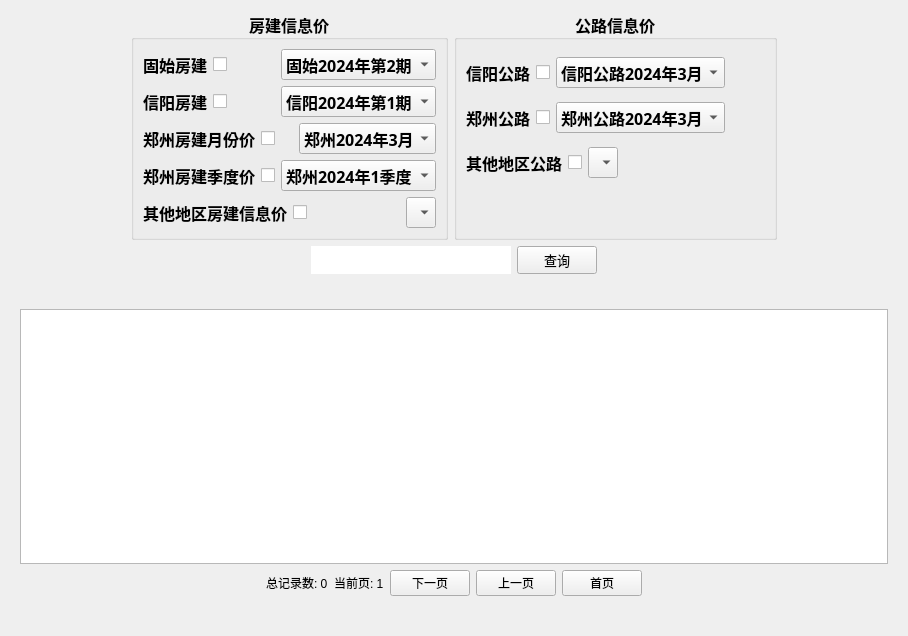
Before: the Qt Designer form mainwindow.ui in lialia691/cost_assistant, drawn with Qt 5.
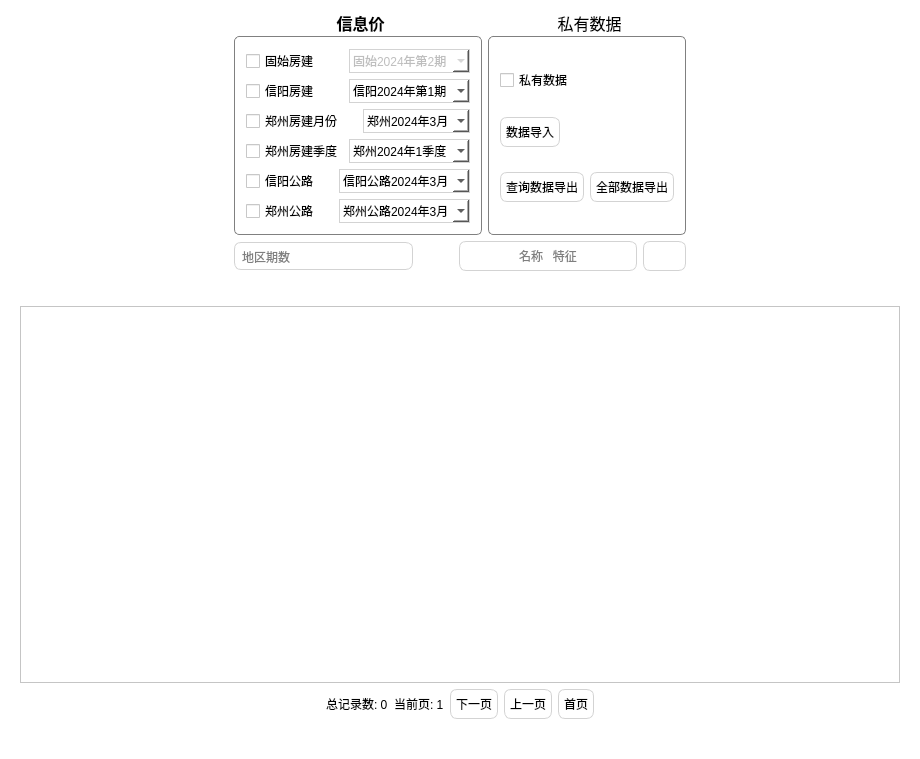
After: the same form once the commit is applied. Icons and pictures are not drawn.

The edit to the form file:
```diff
--- a/mainwindow.ui
+++ b/mainwindow.ui
@@ -6,8 +6,8 @@
    <rect>
     <x>0</x>
     <y>0</y>
-    <width>908</width>
-    <height>636</height>
+    <width>920</width>
+    <height>759</height>
    </rect>
   </property>
   <property name="sizePolicy">
@@ -23,28 +23,35 @@
    </font>
   </property>
   <property name="windowTitle">
-   <string>材料价助手</string>
+   <string>价格助手</string>
   </property>
-  <layout class="QVBoxLayout" name="verticalLayout_5">
-   <item>
-    <layout class="QVBoxLayout" name="verticalLayout_4">
-     <item>
+  <property name="styleSheet">
+   <string notr="true">background-color: rgb(255, 255, 255);</string>
+  </property>
+  <layout class="QGridLayout" name="gridLayout">
+   <item row="0" column="0">
+    <spacer name="horizontalSpacer_7">
+     <property name="orientation">
+      <enum>Qt::Orientation::Horizontal</enum>
+     </property>
+     <property name="sizeHint" stdset="0">
+      <size>
+       <width>198</width>
+       <height>20</height>
+      </size>
+     </property>
+    </spacer>
+   </item>
+   <item row="0" column="1">
       <layout class="QHBoxLayout" name="horizontalLayout_4">
-       <item>
-        <spacer name="horizontalSpacer_14">
-         <property name="orientation">
-          <enum>Qt::Orientation::Horizontal</enum>
-         </property>
-         <property name="sizeHint" stdset="0">
-          <size>
-           <width>40</width>
-           <height>20</height>
-          </size>
-         </property>
-        </spacer>
-       </item>
        <item>
         <widget class="QGroupBox" name="groupBox_2">
+       <property name="sizePolicy">
+        <sizepolicy hsizetype="Fixed" vsizetype="Preferred">
+         <horstretch>0</horstretch>
+         <verstretch>0</verstretch>
+        </sizepolicy>
+       </property>
          <property name="font">
           <font>
            <family>微软雅黑 Light</family>
@@ -53,28 +60,44 @@
            <kerning>true</kerning>
           </font>
          </property>
+       <property name="styleSheet">
+        <string notr="true">QGroupBox {
+    border: 1px solid gray; /* 设置边框颜色和宽度 */
+    border-radius: 5px; /* 设置边框圆角 */
+    margin-top: 25px; /* 设置标题与内容的间距 */
+}
+
+QGroupBox::title {
+    subcontrol-origin: margin; /* 标题位置 */
+    subcontrol-position: top center; /* 标题居中 */
+    padding: 0 3px; /* 标题内边距 */   
+}
+</string>
+       </property>
          <property name="title">
-          <string>房建信息价</string>
+        <string>信息价</string>
          </property>
          <property name="alignment">
           <set>Qt::AlignmentFlag::AlignCenter</set>
          </property>
-         <layout class="QVBoxLayout" name="verticalLayout_2">
+       <layout class="QVBoxLayout" name="verticalLayout">
           <item>
            <layout class="QHBoxLayout" name="horizontalLayout">
-            <item alignment="Qt::AlignmentFlag::AlignLeft">
-             <widget class="QLabel" name="label">
-              <property name="sizePolicy">
-               <sizepolicy hsizetype="Fixed" vsizetype="Preferred">
-                <horstretch>0</horstretch>
-                <verstretch>0</verstretch>
-               </sizepolicy>
-              </property>
-              <property name="text">
-               <string>固始房建</string>
-              </property>
-             </widget>
-            </item>
+          <property name="spacing">
+           <number>1</number>
+          </property>
+          <property name="sizeConstraint">
+           <enum>QLayout::SizeConstraint::SetFixedSize</enum>
+          </property>
+          <property name="leftMargin">
+           <number>0</number>
+          </property>
+          <property name="topMargin">
+           <number>0</number>
+          </property>
+          <property name="rightMargin">
+           <number>0</number>
+          </property>
             <item alignment="Qt::AlignmentFlag::AlignLeft">
              <widget class="QCheckBox" name="checkBox_gushi_house">
               <property name="sizePolicy">
@@ -84,18 +107,27 @@
                </sizepolicy>
               </property>
               <property name="text">
-               <string/>
+             <string>固始房建</string>
               </property>
              </widget>
             </item>
-            <item alignment="Qt::AlignmentFlag::AlignLeft">
+          <item>
              <widget class="QComboBox" name="comboBox_gushi_house_period">
+            <property name="enabled">
+             <bool>false</bool>
+            </property>
               <property name="sizePolicy">
                <sizepolicy hsizetype="Fixed" vsizetype="Fixed">
                 <horstretch>0</horstretch>
                 <verstretch>0</verstretch>
                </sizepolicy>
               </property>
+            <property name="styleSheet">
+             <string notr="true">QComboBox {
+    border: 1px solid lightgrey;
+    padding: 3px;
+}</string>
+            </property>
               <item>
                <property name="text">
                 <string>固始2024年第2期</string>
@@ -112,19 +144,6 @@
           </item>
           <item>
            <layout class="QHBoxLayout" name="horizontalLayout_2">
-            <item alignment="Qt::AlignmentFlag::AlignLeft">
-             <widget class="QLabel" name="label_3">
-              <property name="sizePolicy">
-               <sizepolicy hsizetype="Fixed" vsizetype="Preferred">
-                <horstretch>0</horstretch>
-                <verstretch>0</verstretch>
-               </sizepolicy>
-              </property>
-              <property name="text">
-               <string>信阳房建</string>
-              </property>
-             </widget>
-            </item>
             <item alignment="Qt::AlignmentFlag::AlignLeft">
              <widget class="QCheckBox" name="checkBox_xinyang_house">
               <property name="sizePolicy">
@@ -134,7 +153,7 @@
                </sizepolicy>
               </property>
               <property name="text">
-               <string/>
+             <string>信阳房建</string>
               </property>
              </widget>
             </item>
@@ -146,6 +165,12 @@
                 <verstretch>0</verstretch>
                </sizepolicy>
               </property>
+            <property name="styleSheet">
+             <string notr="true">QComboBox {
+    border: 1px solid lightgrey;
+    padding: 3px;
+}</string>
+            </property>
               <item>
                <property name="text">
                 <string>信阳2024年第1期</string>
@@ -157,19 +182,6 @@
           </item>
           <item>
            <layout class="QHBoxLayout" name="horizontalLayout_5">
-            <item alignment="Qt::AlignmentFlag::AlignLeft">
-             <widget class="QLabel" name="label_4">
-              <property name="sizePolicy">
-               <sizepolicy hsizetype="Fixed" vsizetype="Preferred">
-                <horstretch>0</horstretch>
-                <verstretch>0</verstretch>
-               </sizepolicy>
-              </property>
-              <property name="text">
-               <string>郑州房建月份价</string>
-              </property>
-             </widget>
-            </item>
             <item alignment="Qt::AlignmentFlag::AlignLeft">
              <widget class="QCheckBox" name="checkBox_zhengzhou_house_month">
               <property name="sizePolicy">
@@ -179,7 +191,7 @@
                </sizepolicy>
               </property>
               <property name="text">
-               <string/>
+             <string>郑州房建月份</string>
               </property>
              </widget>
             </item>
@@ -191,6 +203,12 @@
                 <verstretch>0</verstretch>
                </sizepolicy>
               </property>
+            <property name="styleSheet">
+             <string notr="true">QComboBox {
+    border: 1px solid lightgrey;
+    padding: 3px;
+}</string>
+            </property>
               <item>
                <property name="text">
                 <string>郑州2024年3月</string>
@@ -202,19 +220,6 @@
           </item>
           <item>
            <layout class="QHBoxLayout" name="horizontalLayout_6">
-            <item alignment="Qt::AlignmentFlag::AlignLeft">
-             <widget class="QLabel" name="label_5">
-              <property name="sizePolicy">
-               <sizepolicy hsizetype="Fixed" vsizetype="Preferred">
-                <horstretch>0</horstretch>
-                <verstretch>0</verstretch>
-               </sizepolicy>
-              </property>
-              <property name="text">
-               <string>郑州房建季度价</string>
-              </property>
-             </widget>
-            </item>
             <item alignment="Qt::AlignmentFlag::AlignLeft">
              <widget class="QCheckBox" name="checkBox_zhengzhou_house_quarter">
               <property name="sizePolicy">
@@ -224,7 +229,7 @@
                </sizepolicy>
               </property>
               <property name="text">
-               <string/>
+             <string>郑州房建季度</string>
               </property>
              </widget>
             </item>
@@ -236,6 +241,12 @@
                 <verstretch>0</verstretch>
                </sizepolicy>
               </property>
+            <property name="styleSheet">
+             <string notr="true">QComboBox {
+    border: 1px solid lightgrey;
+    padding: 3px;
+}</string>
+            </property>
               <item>
                <property name="text">
                 <string>郑州2024年1季度</string>
@@ -246,86 +257,10 @@
            </layout>
           </item>
           <item>
-           <layout class="QHBoxLayout" name="horizontalLayout_10">
-            <item alignment="Qt::AlignmentFlag::AlignLeft">
-             <widget class="QLabel" name="label_6">
-              <property name="sizePolicy">
-               <sizepolicy hsizetype="Fixed" vsizetype="Preferred">
-                <horstretch>0</horstretch>
-                <verstretch>0</verstretch>
-               </sizepolicy>
-              </property>
-              <property name="text">
-               <string>其他地区房建信息价</string>
-              </property>
-             </widget>
-            </item>
-            <item alignment="Qt::AlignmentFlag::AlignLeft">
-             <widget class="QCheckBox" name="checkBox_other_house">
-              <property name="sizePolicy">
-               <sizepolicy hsizetype="Fixed" vsizetype="Fixed">
-                <horstretch>0</horstretch>
-                <verstretch>0</verstretch>
-               </sizepolicy>
-              </property>
-              <property name="text">
-               <string/>
-              </property>
-             </widget>
-            </item>
-            <item>
-             <widget class="QComboBox" name="comboBox_other_house_qperiod">
-              <property name="sizePolicy">
-               <sizepolicy hsizetype="Fixed" vsizetype="Fixed">
-                <horstretch>0</horstretch>
-                <verstretch>0</verstretch>
-               </sizepolicy>
-              </property>
-              <item>
-               <property name="text">
-                <string/>
-               </property>
-              </item>
-             </widget>
-            </item>
-           </layout>
-          </item>
-         </layout>
-        </widget>
-       </item>
-       <item>
-        <widget class="QGroupBox" name="groupBox">
-         <property name="font">
-          <font>
-           <family>微软雅黑 Light</family>
-           <pointsize>12</pointsize>
-           <bold>true</bold>
-           <underline>false</underline>
-           <kerning>true</kerning>
-          </font>
-         </property>
-         <property name="title">
-          <string>公路信息价</string>
-         </property>
-         <property name="alignment">
-          <set>Qt::AlignmentFlag::AlignCenter</set>
-         </property>
-         <layout class="QVBoxLayout" name="verticalLayout">
-          <item>
            <layout class="QHBoxLayout" name="horizontalLayout_9">
-            <item>
-             <widget class="QLabel" name="label_9">
-              <property name="sizePolicy">
-               <sizepolicy hsizetype="Fixed" vsizetype="Preferred">
-                <horstretch>0</horstretch>
-                <verstretch>0</verstretch>
-               </sizepolicy>
-              </property>
-              <property name="text">
-               <string>信阳公路</string>
-              </property>
-             </widget>
-            </item>
+          <property name="sizeConstraint">
+           <enum>QLayout::SizeConstraint::SetFixedSize</enum>
+          </property>
             <item alignment="Qt::AlignmentFlag::AlignLeft">
              <widget class="QCheckBox" name="checkBox_xinyang_road">
               <property name="sizePolicy">
@@ -335,7 +270,7 @@
                </sizepolicy>
               </property>
               <property name="text">
-               <string/>
+             <string>信阳公路</string>
               </property>
              </widget>
             </item>
@@ -347,6 +282,12 @@
                 <verstretch>0</verstretch>
                </sizepolicy>
               </property>
+            <property name="styleSheet">
+             <string notr="true">QComboBox {
+    border: 1px solid lightgrey;
+    padding: 3px;
+}</string>
+            </property>
               <item>
                <property name="text">
                 <string>信阳公路2024年3月</string>
@@ -354,36 +295,13 @@
               </item>
              </widget>
             </item>
-            <item>
-             <spacer name="horizontalSpacer_10">
-              <property name="orientation">
-               <enum>Qt::Orientation::Horizontal</enum>
-              </property>
-              <property name="sizeHint" stdset="0">
-               <size>
-                <width>40</width>
-                <height>20</height>
-               </size>
-              </property>
-             </spacer>
-            </item>
            </layout>
           </item>
           <item>
            <layout class="QHBoxLayout" name="horizontalLayout_8">
-            <item>
-             <widget class="QLabel" name="label_8">
-              <property name="sizePolicy">
-               <sizepolicy hsizetype="Fixed" vsizetype="Preferred">
-                <horstretch>0</horstretch>
-                <verstretch>0</verstretch>
-               </sizepolicy>
-              </property>
-              <property name="text">
-               <string>郑州公路</string>
-              </property>
-             </widget>
-            </item>
+          <property name="sizeConstraint">
+           <enum>QLayout::SizeConstraint::SetFixedSize</enum>
+          </property>
             <item alignment="Qt::AlignmentFlag::AlignLeft">
              <widget class="QCheckBox" name="checkBox_zhengzhou_road">
               <property name="sizePolicy">
@@ -393,7 +311,7 @@
                </sizepolicy>
               </property>
               <property name="text">
-               <string/>
+             <string>郑州公路</string>
               </property>
              </widget>
             </item>
@@ -405,6 +323,12 @@
                 <verstretch>0</verstretch>
                </sizepolicy>
               </property>
+            <property name="styleSheet">
+             <string notr="true">QComboBox {
+    border: 1px solid lightgrey;
+    padding: 3px;
+}</string>
+            </property>
               <item>
                <property name="text">
                 <string>郑州公路2024年3月</string>
@@ -412,130 +336,210 @@
               </item>
              </widget>
             </item>
+         </layout>
+        </item>
             <item>
-             <spacer name="horizontalSpacer_8">
-              <property name="orientation">
-               <enum>Qt::Orientation::Horizontal</enum>
-              </property>
-              <property name="sizeHint" stdset="0">
-               <size>
-                <width>40</width>
-                <height>20</height>
-               </size>
-              </property>
-             </spacer>
-            </item>
-           </layout>
+         <layout class="QHBoxLayout" name="horizontalLayout_10"/>
+        </item>
+       </layout>
+      </widget>
           </item>
           <item>
-           <layout class="QHBoxLayout" name="horizontalLayout_11">
-            <item>
-             <widget class="QLabel" name="label_10">
+      <widget class="QGroupBox" name="groupBox_3">
+       <property name="enabled">
+        <bool>true</bool>
+       </property>
               <property name="sizePolicy">
-               <sizepolicy hsizetype="Fixed" vsizetype="Preferred">
+        <sizepolicy hsizetype="Preferred" vsizetype="Preferred">
                 <horstretch>0</horstretch>
                 <verstretch>0</verstretch>
                </sizepolicy>
               </property>
-              <property name="text">
-               <string>其他地区公路</string>
-              </property>
-             </widget>
-            </item>
-            <item alignment="Qt::AlignmentFlag::AlignLeft">
-             <widget class="QCheckBox" name="checkBox_other_road">
+       <property name="baseSize">
+        <size>
+         <width>0</width>
+         <height>0</height>
+        </size>
+       </property>
+       <property name="font">
+        <font>
+         <family>微软雅黑</family>
+         <pointsize>12</pointsize>
+         <bold>false</bold>
+         <stylestrategy>PreferDefault</stylestrategy>
+         <kerning>true</kerning>
+        </font>
+       </property>
+       <property name="styleSheet">
+        <string notr="true">QGroupBox {
+    border: 1px solid gray; /* 设置边框颜色和宽度 */
+    border-radius: 5px; /* 设置边框圆角 */
+    margin-top: 25px; /* 设置标题与内容的间距 */
+}
+
+QGroupBox::title {
+    subcontrol-origin: margin; /* 标题位置 */
+    subcontrol-position: top center; /* 标题居中 */
+    padding: 0 3px; /* 标题内边距 */   
+}
+</string>
+       </property>
+       <property name="title">
+        <string>私有数据</string>
+       </property>
+       <property name="alignment">
+        <set>Qt::AlignmentFlag::AlignCenter</set>
+       </property>
+       <property name="flat">
+        <bool>false</bool>
+       </property>
+       <property name="checkable">
+        <bool>false</bool>
+       </property>
+       <layout class="QGridLayout" name="gridLayout_2">
+        <item row="1" column="0">
+         <widget class="QPushButton" name="pushButton_import">
               <property name="sizePolicy">
                <sizepolicy hsizetype="Fixed" vsizetype="Fixed">
                 <horstretch>0</horstretch>
                 <verstretch>0</verstretch>
                </sizepolicy>
               </property>
+          <property name="font">
+           <font>
+            <family>微软雅黑</family>
+            <pointsize>9</pointsize>
+            <bold>false</bold>
+            <kerning>true</kerning>
+           </font>
+          </property>
+          <property name="styleSheet">
+           <string notr="true">QPushButton {
+    border: 1px solid lightgrey;
+    border-radius: 7px;
+    padding: 5px;
+}</string>
+          </property>
               <property name="text">
-               <string/>
-              </property>
-             </widget>
-            </item>
-            <item alignment="Qt::AlignmentFlag::AlignLeft">
-             <widget class="QComboBox" name="comboBox_other_road_period">
+           <string>数据导入</string>
+          </property>
+          <property name="icon">
+           <iconset theme="document-send"/>
+          </property>
+         </widget>
+        </item>
+        <item row="2" column="0">
+         <widget class="QPushButton" name="pushButton_export">
               <property name="sizePolicy">
                <sizepolicy hsizetype="Fixed" vsizetype="Fixed">
                 <horstretch>0</horstretch>
                 <verstretch>0</verstretch>
                </sizepolicy>
               </property>
-              <item>
+          <property name="font">
+           <font>
+            <family>微软雅黑</family>
+            <pointsize>9</pointsize>
+            <bold>false</bold>
+            <kerning>true</kerning>
+           </font>
+          </property>
+          <property name="styleSheet">
+           <string notr="true">QPushButton {
+    border: 1px solid lightgrey;
+    border-radius: 7px;
+    padding: 5px;
+}</string>
+          </property>
                <property name="text">
-                <string/>
-               </property>
-              </item>
-             </widget>
-            </item>
-            <item>
-             <spacer name="horizontalSpacer_11">
-              <property name="orientation">
-               <enum>Qt::Orientation::Horizontal</enum>
-              </property>
-              <property name="sizeHint" stdset="0">
-               <size>
-                <width>40</width>
-                <height>20</height>
-               </size>
-              </property>
-             </spacer>
-            </item>
-           </layout>
-          </item>
-          <item>
-           <spacer name="horizontalSpacer_12">
-            <property name="orientation">
-             <enum>Qt::Orientation::Horizontal</enum>
-            </property>
-            <property name="sizeHint" stdset="0">
-             <size>
-              <width>40</width>
-              <height>20</height>
-             </size>
-            </property>
-           </spacer>
-          </item>
-          <item>
-           <spacer name="horizontalSpacer_13">
-            <property name="orientation">
-             <enum>Qt::Orientation::Horizontal</enum>
-            </property>
-            <property name="sizeHint" stdset="0">
-             <size>
-              <width>40</width>
-              <height>20</height>
-             </size>
-            </property>
-           </spacer>
+           <string>查询数据导出</string>
+          </property>
+          <property name="icon">
+           <iconset theme="document-send"/>
+          </property>
+         </widget>
+        </item>
+        <item row="0" column="0">
+         <widget class="QCheckBox" name="checkBox_personal_data">
+          <property name="font">
+           <font>
+            <family>微软雅黑</family>
+            <pointsize>9</pointsize>
+           </font>
+          </property>
+          <property name="text">
+           <string>私有数据</string>
+          </property>
+         </widget>
+        </item>
+        <item row="2" column="1">
+         <widget class="QPushButton" name="pushButton_export_all">
+          <property name="styleSheet">
+           <string notr="true">QPushButton {
+    border: 1px solid lightgrey;
+    border-radius: 7px;
+    padding: 5px;
+}</string>
+          </property>
+          <property name="text">
+           <string>全部数据导出</string>
+          </property>
+          <property name="icon">
+           <iconset theme="document-send"/>
+          </property>
+         </widget>
           </item>
          </layout>
         </widget>
        </item>
-       <item>
-        <spacer name="horizontalSpacer_15">
+    </layout>
+   </item>
+   <item row="0" column="2">
+    <spacer name="horizontalSpacer_4">
          <property name="orientation">
           <enum>Qt::Orientation::Horizontal</enum>
          </property>
+     <property name="sizeType">
+      <enum>QSizePolicy::Policy::Expanding</enum>
+     </property>
          <property name="sizeHint" stdset="0">
           <size>
-           <width>40</width>
+       <width>197</width>
            <height>20</height>
           </size>
          </property>
         </spacer>
        </item>
-      </layout>
-     </item>
-     <item>
+   <item row="1" column="1">
       <layout class="QHBoxLayout" name="horizontalLayout_3">
+     <item>
+      <widget class="QLineEdit" name="lineEdit_period_keywords">
+       <property name="sizePolicy">
+        <sizepolicy hsizetype="Preferred" vsizetype="Fixed">
+         <horstretch>0</horstretch>
+         <verstretch>0</verstretch>
+        </sizepolicy>
+       </property>
+       <property name="styleSheet">
+        <string notr="true">QLineEdit {
+    border: 1px solid lightgrey;
+    border-radius: 7px;
+    padding: 5px;
+}</string>
+       </property>
+       <property name="placeholderText">
+        <string>地区期数</string>
+       </property>
+      </widget>
+     </item>
        <item>
         <spacer name="horizontalSpacer_5">
          <property name="orientation">
           <enum>Qt::Orientation::Horizontal</enum>
          </property>
+       <property name="sizeType">
+        <enum>QSizePolicy::Policy::Fixed</enum>
+       </property>
          <property name="sizeHint" stdset="0">
           <size>
            <width>40</width>
@@ -546,14 +550,30 @@
        </item>
        <item>
         <widget class="QLineEdit" name="lineEdit">
+       <property name="sizePolicy">
+        <sizepolicy hsizetype="Preferred" vsizetype="Fixed">
+         <horstretch>0</horstretch>
+         <verstretch>0</verstretch>
+        </sizepolicy>
+       </property>
          <property name="maximumSize">
           <size>
            <width>200</width>
            <height>40</height>
           </size>
          </property>
+       <property name="whatsThis">
+        <string>&lt;html&gt;&lt;head/&gt;&lt;body&gt;&lt;p&gt;&lt;br/&gt;&lt;/p&gt;&lt;/body&gt;&lt;/html&gt;</string>
+       </property>
          <property name="styleSheet">
-          <string notr="true">font: 14pt &quot;Microsoft YaHei UI&quot;;</string>
+        <string notr="true">QLineEdit {
+    border: 1px solid lightgrey;
+    border-radius: 7px;
+    padding: 5px;
+}</string>
+       </property>
+       <property name="inputMask">
+        <string/>
          </property>
          <property name="frame">
           <bool>false</bool>
@@ -561,6 +581,9 @@
          <property name="alignment">
           <set>Qt::AlignmentFlag::AlignCenter</set>
          </property>
+       <property name="placeholderText">
+        <string>名称   特征</string>
+       </property>
         </widget>
        </item>
        <item>
@@ -603,8 +626,19 @@
          <property name="cursor">
           <cursorShape>ArrowCursor</cursorShape>
          </property>
+       <property name="styleSheet">
+        <string notr="true">QPushButton {
+    border: 1px solid lightgrey;
+    border-radius: 7px;
+    padding: 5px;
+
+}</string>
+       </property>
          <property name="text">
-          <string>查询</string>
+        <string/>
+       </property>
+       <property name="icon">
+        <iconset theme="edit-find"/>
          </property>
          <property name="iconSize">
           <size>
@@ -617,24 +651,9 @@
          </property>
         </widget>
        </item>
-       <item>
-        <spacer name="horizontalSpacer_6">
-         <property name="orientation">
-          <enum>Qt::Orientation::Horizontal</enum>
-         </property>
-         <property name="sizeHint" stdset="0">
-          <size>
-           <width>40</width>
-           <height>20</height>
-          </size>
-         </property>
-        </spacer>
-       </item>
-      </layout>
-     </item>
-    </layout>
-   </item>
-   <item>
+    </layout>
+   </item>
+   <item row="2" column="0" colspan="3">
     <spacer name="horizontalSpacer_3">
      <property name="orientation">
       <enum>Qt::Orientation::Horizontal</enum>
@@ -647,10 +666,17 @@
      </property>
     </spacer>
    </item>
-   <item>
+   <item row="3" column="0" colspan="3">
     <layout class="QHBoxLayout" name="horizontalLayout_12">
      <item>
       <widget class="QFrame" name="frame">
+       <property name="font">
+        <font>
+         <pointsize>9</pointsize>
+         <bold>false</bold>
+         <kerning>true</kerning>
+        </font>
+       </property>
        <property name="frameShape">
         <enum>QFrame::Shape::NoFrame</enum>
        </property>
@@ -666,6 +692,12 @@
             <verstretch>0</verstretch>
            </sizepolicy>
           </property>
+          <property name="styleSheet">
+           <string notr="true">QMainWindow
+ {
+                background-color: #87CEEB;  /* 天蓝色背景 */
+            }</string>
+          </property>
          </widget>
         </item>
         <item>
@@ -699,6 +731,14 @@
           </item>
           <item>
            <widget class="QPushButton" name="pushButton_next">
+            <property name="styleSheet">
+             <string notr="true">QPushButton {
+    border: 1px solid lightgrey;
+    border-radius: 7px;
+    padding: 5px;
+
+}</string>
+            </property>
             <property name="text">
              <string>下一页</string>
             </property>
@@ -706,6 +746,14 @@
           </item>
           <item>
            <widget class="QPushButton" name="pushButton_previous">
+            <property name="styleSheet">
+             <string notr="true">QPushButton {
+    border: 1px solid lightgrey;
+    border-radius: 7px;
+    padding: 5px;
+
+}</string>
+            </property>
             <property name="text">
              <string>上一页</string>
             </property>
@@ -713,6 +761,14 @@
           </item>
           <item>
            <widget class="QPushButton" name="pushButton_home">
+            <property name="styleSheet">
+             <string notr="true">QPushButton {
+    border: 1px solid lightgrey;
+    border-radius: 7px;
+    padding: 5px;
+
+}</string>
+            </property>
             <property name="text">
              <string>首页</string>
             </property>
@@ -752,13 +808,9 @@
     </layout>
    </item>
   </layout>
-  <zorder>groupBox_2</zorder>
   <zorder></zorder>
-  <zorder>groupBox</zorder>
   <zorder>horizontalSpacer_3</zorder>
   <zorder></zorder>
-  <zorder>horizontalSpacer_4</zorder>
-  <zorder>horizontalSpacer_7</zorder>
  </widget>
  <resources/>
  <connections/>
```
Lines whose indentation alone changed are shown as unchanged.
